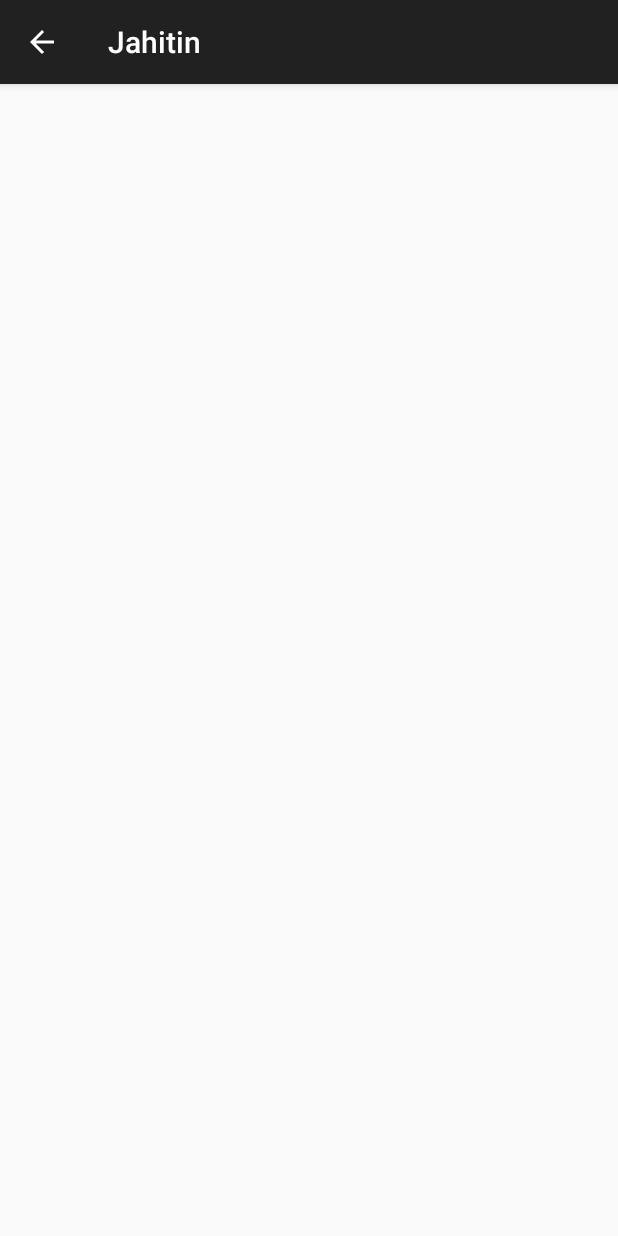
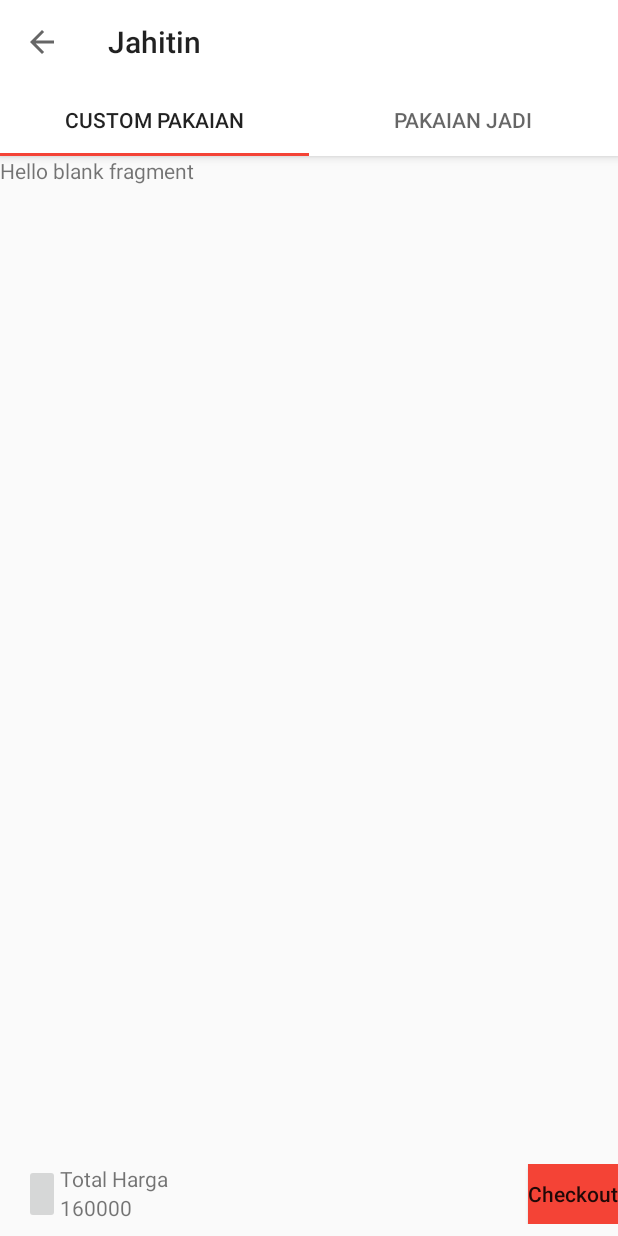
Before and after one commit to Ghalistan/Jahit.in, an Android app: the Pembelian screen opened directly, with no data from a screen before it, on a phone screen of 412 x 824 dp. Run offline under Robolectric (Android 15) with nearby library versions, the phone set to English and light mode, and no system bars.

Commit message:
Update Pembelian

```diff
--- a/app/src/main/AndroidManifest.xml
+++ b/app/src/main/AndroidManifest.xml
@@ -12,6 +12,14 @@
         <activity android:name=".Beranda" />
         <activity
             android:name=".Bayar">
+
+        </activity>
+        <activity
+            android:name=".Bayar2"
+            android:parentActivityName=".Bayar">
+        </activity>
+        <activity
+            android:name=".Activity.Home">
             <intent-filter>
                 <action android:name="android.intent.action.MAIN" />
 
@@ -19,16 +27,7 @@
             </intent-filter>
         </activity>
         <activity
-            android:name=".Bayar2"
-            android:parentActivityName=".Bayar">
-        </activity>
-        <activity
-            android:name=".Activity.Home">
-
-        </activity>
-        <activity
             android:name=".Activity.Pembelian"
-            android:theme="@style/Theme.AppCompat.Light.DarkActionBar"
             android:parentActivityName=".Activity.Home">
             <meta-data
                 android:name="android.support.PARENT_ACTIVITY"
--- a/app/src/main/java/protel/jahitin/Activity/Pembelian.java
+++ b/app/src/main/java/protel/jahitin/Activity/Pembelian.java
@@ -1,29 +1,60 @@
 package protel.jahitin.Activity;
 
 import android.content.Intent;
+import android.support.design.widget.TabLayout;
+import android.support.v4.view.ViewPager;
 import android.support.v7.app.AppCompatActivity;
 import android.os.Bundle;
 import android.util.Log;
+import android.support.v7.widget.Toolbar;
+import android.view.View;
+import android.widget.Button;
 
+import protel.jahitin.Adapter.PembelianFragmentPagerAdapter;
 import protel.jahitin.Fragment.BerandaFragment;
+import protel.jahitin.Fragment.PakaianCustomFragment;
+import protel.jahitin.Fragment.PakaianJadiFragment;
 import protel.jahitin.R;
 
-public class Pembelian extends AppCompatActivity {
+public class Pembelian extends AppCompatActivity
+    implements View.OnClickListener {
 
     @Override
     protected void onCreate(Bundle savedInstanceState) {
         super.onCreate(savedInstanceState);
         setContentView(R.layout.activity_pembelian);
 
+        Toolbar topToolbar = findViewById(R.id.pembelian_toolbar);
+        setSupportActionBar(topToolbar);
 
         Intent intentAsal = getIntent();
         if(intentAsal.hasExtra(BerandaFragment.EXTRA_NAMA_TOKO)){
             //Log.d(Pembelian.class.getSimpleName(), intentAsal.getStringExtra(BerandaFragment.EXTRA_NAMA_TOKO));
             String namaToko = intentAsal.getStringExtra(BerandaFragment.EXTRA_NAMA_TOKO);
-            getSupportActionBar().setTitle(namaToko);
-            getSupportActionBar().setDisplayHomeAsUpEnabled(true);
+            setTitle(namaToko);
         }
 
+        Toolbar bottomToolbar = findViewById(R.id.bottom_toolbar_pembelian);
+        setSupportActionBar(bottomToolbar);
+        Button btnCheckout = bottomToolbar.findViewById(R.id.btn_checkout);
+        btnCheckout.setOnClickListener(this);
+
+        ViewPager viewPager = findViewById(R.id.vp_pembelian);
+        setupViewPager(viewPager);
+
+        TabLayout tabLayout = findViewById(R.id.sliding_tabs);
+        tabLayout.setupWithViewPager(viewPager);
+    }
+
+    @Override
+    public void onClick(View view) {
 
     }
+
+    public void setupViewPager(ViewPager viewPager){
+        PembelianFragmentPagerAdapter fragmentPagerAdapter = new PembelianFragmentPagerAdapter(getSupportFragmentManager(), this);
+        fragmentPagerAdapter.addFrag(new PakaianCustomFragment());
+        fragmentPagerAdapter.addFrag(new PakaianJadiFragment());
+        viewPager.setAdapter(fragmentPagerAdapter);
+    }
 }
--- /dev/null
+++ b/app/src/main/java/protel/jahitin/Adapter/PembelianFragmentPagerAdapter.java
@@ -0,0 +1,49 @@
+package protel.jahitin.Adapter;
+
+import android.content.Context;
+import android.support.annotation.Nullable;
+import android.support.v4.app.Fragment;
+import android.support.v4.app.FragmentManager;
+import android.support.v4.app.FragmentPagerAdapter;
+
+import java.util.ArrayList;
+import java.util.List;
+
+import protel.jahitin.R;
+
+public class PembelianFragmentPagerAdapter extends FragmentPagerAdapter {
+    private final List<Fragment> fragmentList = new ArrayList<>();
+
+    private Context context;
+
+    public PembelianFragmentPagerAdapter(FragmentManager fm, Context context) {
+        super(fm);
+        this.context = context;
+    }
+
+    @Override
+    public Fragment getItem(int position) {
+        return fragmentList.get(position);
+    }
+
+    @Override
+    public int getCount() {
+        return fragmentList.size();
+    }
+
+    @Nullable
+    @Override
+    public CharSequence getPageTitle(int position) {
+        switch (position){
+            case 0:
+                return context.getString(R.string.pakaian_custom_title);
+            case 1:
+                return context.getString(R.string.pakaian_jadi_title);
+        }
+        return null;
+    }
+
+    public void addFrag(Fragment fragment){
+        fragmentList.add(fragment);
+    }
+}
--- /dev/null
+++ b/app/src/main/java/protel/jahitin/Fragment/PakaianCustomFragment.java
@@ -0,0 +1,30 @@
+package protel.jahitin.Fragment;
+
+
+import android.os.Bundle;
+import android.support.v4.app.Fragment;
+import android.view.LayoutInflater;
+import android.view.View;
+import android.view.ViewGroup;
+
+import protel.jahitin.R;
+
+/**
+ * A simple {@link Fragment} subclass.
+ */
+public class PakaianCustomFragment extends Fragment {
+
+
+    public PakaianCustomFragment() {
+        // Required empty public constructor
+    }
+
+
+    @Override
+    public View onCreateView(LayoutInflater inflater, ViewGroup container,
+                             Bundle savedInstanceState) {
+        // Inflate the layout for this fragment
+        return inflater.inflate(R.layout.fragment_pakaian_custom, container, false);
+    }
+
+}
--- /dev/null
+++ b/app/src/main/java/protel/jahitin/Fragment/PakaianJadiFragment.java
@@ -0,0 +1,30 @@
+package protel.jahitin.Fragment;
+
+
+import android.os.Bundle;
+import android.support.v4.app.Fragment;
+import android.view.LayoutInflater;
+import android.view.View;
+import android.view.ViewGroup;
+
+import protel.jahitin.R;
+
+/**
+ * A simple {@link Fragment} subclass.
+ */
+public class PakaianJadiFragment extends Fragment {
+
+
+    public PakaianJadiFragment() {
+        // Required empty public constructor
+    }
+
+
+    @Override
+    public View onCreateView(LayoutInflater inflater, ViewGroup container,
+                             Bundle savedInstanceState) {
+        // Inflate the layout for this fragment
+        return inflater.inflate(R.layout.fragment_pakaian_jadi, container, false);
+    }
+
+}
--- a/app/src/main/res/layout/activity_pembelian.xml
+++ b/app/src/main/res/layout/activity_pembelian.xml
@@ -1,8 +1,78 @@
 <?xml version="1.0" encoding="utf-8"?>
-<LinearLayout xmlns:android="http://schemas.android.com/apk/res/android"
+<android.support.design.widget.CoordinatorLayout xmlns:android="http://schemas.android.com/apk/res/android"
     xmlns:tools="http://schemas.android.com/tools"
     android:layout_width="match_parent"
     android:layout_height="match_parent"
+    xmlns:app="http://schemas.android.com/apk/res-auto"
     tools:context=".Activity.Pembelian">
 
-</LinearLayout>
+    <android.support.design.widget.AppBarLayout
+        android:layout_width="match_parent"
+        android:layout_height="wrap_content">
+
+        <android.support.v7.widget.Toolbar
+            android:id="@+id/pembelian_toolbar"
+            android:layout_width="match_parent"
+            android:layout_height="?attr/actionBarSize"
+            app:navigationIcon="?homeAsUpIndicator"/>
+
+        <android.support.design.widget.TabLayout
+            android:id="@+id/sliding_tabs"
+            android:layout_width="match_parent"
+            android:layout_height="wrap_content"/>
+
+    </android.support.design.widget.AppBarLayout>
+
+    <android.support.v4.view.ViewPager
+        android:id="@+id/vp_pembelian"
+        android:layout_width="match_parent"
+        android:layout_height="match_parent"
+        app:layout_behavior="@string/appbar_scrolling_view_behavior"/>
+
+    <android.support.v7.widget.Toolbar
+        android:id="@+id/bottom_toolbar_pembelian"
+        android:layout_width="match_parent"
+        android:layout_height="?attr/actionBarSize"
+        android:layout_gravity="bottom"
+        android:padding="8dp">
+
+        <RelativeLayout
+            android:layout_width="match_parent"
+            android:layout_height="match_parent">
+
+            <ImageButton
+                android:id="@+id/iv_icon_checkout"
+                android:layout_width="wrap_content"
+                android:layout_height="match_parent"/>
+
+            <TextView
+                android:id="@+id/tv_label_checkout"
+                android:layout_width="wrap_content"
+                android:layout_height="wrap_content"
+                android:layout_toEndOf="@id/iv_icon_checkout"
+                android:text="Total Harga"
+                android:textAllCaps="false"/>
+
+            <TextView
+                android:id="@+id/tv_total_checkout"
+                android:layout_width="wrap_content"
+                android:layout_height="wrap_content"
+                android:layout_toEndOf="@id/iv_icon_checkout"
+                android:layout_below="@id/tv_label_checkout"
+                android:text="160000"/>
+
+            <Button
+                android:id="@+id/btn_checkout"
+                android:layout_width="60dp"
+                android:layout_height="40dp"
+                android:layout_alignParentEnd="true"
+                android:layout_centerVertical="true"
+                android:text="Checkout"
+                android:background="@color/colorAccent"
+                android:textAllCaps="false"
+                style="@style/Widget.AppCompat.Button"/>
+        </RelativeLayout>
+
+    </android.support.v7.widget.Toolbar>
+
+</android.support.design.widget.CoordinatorLayout>
--- /dev/null
+++ b/app/src/main/res/layout/fragment_pakaian_custom.xml
@@ -0,0 +1,14 @@
+<?xml version="1.0" encoding="utf-8"?>
+<FrameLayout xmlns:android="http://schemas.android.com/apk/res/android"
+    xmlns:tools="http://schemas.android.com/tools"
+    android:layout_width="match_parent"
+    android:layout_height="match_parent"
+    tools:context=".Fragment.PakaianCustomFragment">
+
+    <!-- TODO: Update blank fragment layout -->
+    <TextView
+        android:layout_width="match_parent"
+        android:layout_height="match_parent"
+        android:text="@string/hello_blank_fragment" />
+
+</FrameLayout>
--- /dev/null
+++ b/app/src/main/res/layout/fragment_pakaian_jadi.xml
@@ -0,0 +1,14 @@
+<?xml version="1.0" encoding="utf-8"?>
+<FrameLayout xmlns:android="http://schemas.android.com/apk/res/android"
+    xmlns:tools="http://schemas.android.com/tools"
+    android:layout_width="match_parent"
+    android:layout_height="match_parent"
+    tools:context=".Fragment.PakaianJadiFragment">
+
+    <!-- TODO: Update blank fragment layout -->
+    <TextView
+        android:layout_width="match_parent"
+        android:layout_height="match_parent"
+        android:text="@string/hello_blank_fragment" />
+
+</FrameLayout>
--- a/app/src/main/res/values/colors.xml
+++ b/app/src/main/res/values/colors.xml
@@ -2,7 +2,7 @@
 <resources>
     <color name="colorPrimary">#FFFFFF</color>
     <color name="colorPrimaryDark">#00574B</color>
-    <color name="colorAccent">#D81B60</color>
+    <color name="colorAccent">#f44336</color>
 
     <!-- Bottom bar icon tint -->
     <color name="icon_pressed">#f44336</color>
--- a/app/src/main/res/values/strings.xml
+++ b/app/src/main/res/values/strings.xml
@@ -5,6 +5,7 @@
     <string name="Transfer">Transfer Pembayaran ke Nomor Rekening :</string>
 
     <!-- TODO: Remove or change this placeholder text -->
+    <!-- cuma coba-coba ntar gua ganti -->
     <string name="hello_blank_fragment">Hello blank fragment</string>
 
     <!-- Header di beranda !-->
@@ -12,4 +13,8 @@
     <string name="dummy_alamat">Jl. Sukabirus Gang. Selamet Rt.4 Rw.8 Citereup, dayeuhkolot, Bandung</string>
     <string name="Cara_pembayaran">Cara Pembayaran</string>
     <string name="kurir_pengiriman">Kurir Pengiriman</string>
+
+    <!-- Label Tab Layout Pembelian -->
+    <string name="pakaian_custom_title">Custom Pakaian</string>
+    <string name="pakaian_jadi_title">Pakaian Jadi</string>
 </resources>
```
